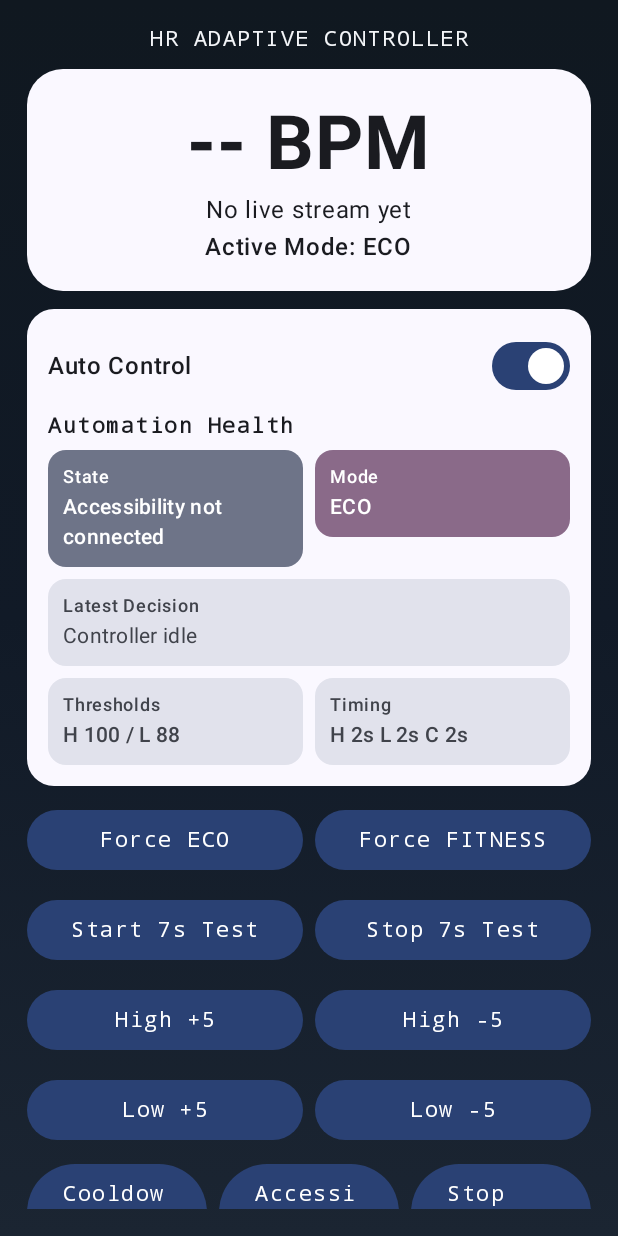
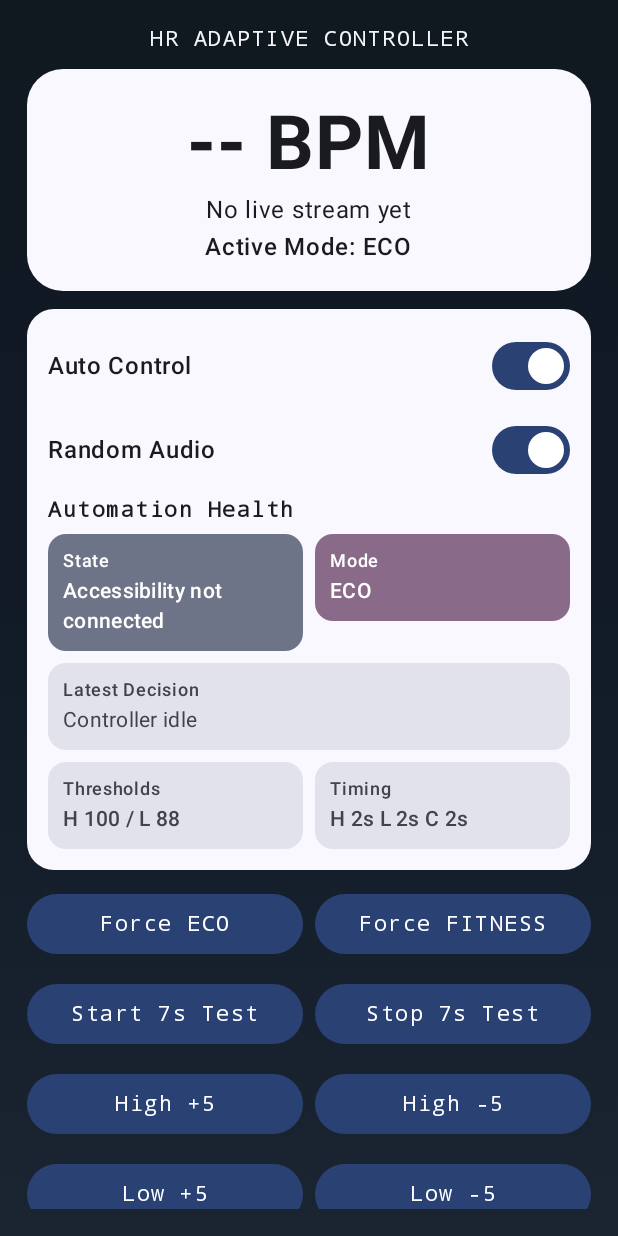
Before and after one commit to SmartExoskeleton/wear-hr-accessibility-controller-androidversion, an Android app built with Jetpack Compose: the screen it shows after launch (MainActivity), on a phone screen of 412 x 824 dp. Run offline under Robolectric (Android 15) with nearby library versions, the light colour scheme and no system bars; libraries missing offline, so code that uses them is left out: com.google.android.gms; 1 statement that could not run was skipped.

Commit message:
audio integrated

```diff
--- a/app/src/main/java/com/example/heartratemonitor/HrAutomationController.kt
+++ b/app/src/main/java/com/example/heartratemonitor/HrAutomationController.kt
@@ -6,6 +6,8 @@ import kotlinx.coroutines.CoroutineScope
 import kotlinx.coroutines.Dispatchers
 import kotlinx.coroutines.Job
 import kotlinx.coroutines.SupervisorJob
+import kotlinx.coroutines.flow.combine
+import kotlinx.coroutines.flow.distinctUntilChanged
 import kotlinx.coroutines.delay
 import kotlinx.coroutines.flow.MutableStateFlow
 import kotlinx.coroutines.flow.StateFlow
@@ -15,6 +17,7 @@ import kotlinx.coroutines.launch
 object HrAutomationController {
     private const val PREF_FILE = "hr_control"
     private const val KEY_AUTO_ENABLED = "auto_enabled"
+    private const val KEY_AUDIO_ENABLED = "audio_enabled"
     private const val KEY_HIGH_THRESHOLD = "high_threshold"
     private const val KEY_LOW_THRESHOLD = "low_threshold"
     private const val KEY_DWELL_HIGH_MS = "dwell_high_ms"
@@ -24,6 +27,7 @@ object HrAutomationController {
     private const val KEY_CONFIG_VERSION = "config_version"
     private const val SWITCH_TEST_INTERVAL_MS = 7000L
     private const val DEFAULT_AUTO_ENABLED = true
+    private const val DEFAULT_AUDIO_ENABLED = true
     private const val DEFAULT_HIGH_THRESHOLD = 100
     private const val DEFAULT_LOW_THRESHOLD = 88
     private const val DEFAULT_DWELL_HIGH_MS = 2000L
@@ -37,12 +41,16 @@ object HrAutomationController {
     private var pendingManualMode: DeviceMode? = null
     private val scope = CoroutineScope(SupervisorJob() + Dispatchers.Default)
     private var switchTestJob: Job? = null
+    private var audioGateJob: Job? = null
 
     private val _currentMode = MutableStateFlow(DeviceMode.ECO)
     val currentMode: StateFlow<DeviceMode> = _currentMode
 
     private val _autoEnabled = MutableStateFlow(false)
     val autoEnabled: StateFlow<Boolean> = _autoEnabled
+
+    private val _audioEnabled = MutableStateFlow(false)
+    val audioEnabled: StateFlow<Boolean> = _audioEnabled
 
     private val _config = MutableStateFlow(ControlConfig())
     val config: StateFlow<ControlConfig> = _config
@@ -60,6 +68,7 @@ object HrAutomationController {
         maybeMigrateDefaults(prefs)
 
         _autoEnabled.value = prefs.getBoolean(KEY_AUTO_ENABLED, DEFAULT_AUTO_ENABLED)
+        _audioEnabled.value = prefs.getBoolean(KEY_AUDIO_ENABLED, DEFAULT_AUDIO_ENABLED)
         _config.value = ControlConfig(
             highThreshold = prefs.getInt(KEY_HIGH_THRESHOLD, DEFAULT_HIGH_THRESHOLD),
             lowThreshold = prefs.getInt(KEY_LOW_THRESHOLD, DEFAULT_LOW_THRESHOLD),
@@ -71,6 +80,8 @@ object HrAutomationController {
 
         engine = ControlEngine(initialMode = _currentMode.value, config = _config.value)
         ResearchLogger.init(context.applicationContext)
+        RandomAudioController.init(context.applicationContext)
+        startAudioGateMonitor()
         ResearchLogger.logEvent(
             event = "controller_init",
             details = "auto=${_autoEnabled.value}",
@@ -92,6 +103,21 @@ object HrAutomationController {
         _lastDecision.value = if (enabled) "Auto mode enabled" else "Auto mode paused"
         ResearchLogger.logEvent(
             event = "auto_toggle",
+            details = "enabled=$enabled",
+            fromMode = _currentMode.value,
+            toMode = _currentMode.value
+        )
+    }
+
+    fun setAudioEnabled(enabled: Boolean) {
+        val context = appContext ?: return
+        _audioEnabled.value = enabled
+        context.getSharedPreferences(PREF_FILE, Context.MODE_PRIVATE)
+            .edit()
+            .putBoolean(KEY_AUDIO_ENABLED, enabled)
+            .apply()
+        ResearchLogger.logEvent(
+            event = "audio_toggle",
             details = "enabled=$enabled",
             fromMode = _currentMode.value,
             toMode = _currentMode.value
@@ -377,4 +403,30 @@ object HrAutomationController {
             .putInt(KEY_CONFIG_VERSION, CONFIG_VERSION)
             .apply()
     }
+
+    private fun startAudioGateMonitor() {
+        if (audioGateJob != null) return
+        audioGateJob = scope.launch {
+            combine(
+                _autoEnabled,
+                _audioEnabled,
+                _switchTestEnabled,
+                ModeAccessibilityService.serviceBound,
+                ModeAccessibilityService.foregroundPackage,
+            ) { autoEnabled, audioEnabled, switchTestEnabled, serviceBound, foregroundPackage ->
+                autoEnabled &&
+                    audioEnabled &&
+                    !switchTestEnabled &&
+                    serviceBound &&
+                    ModeAccessibilityService.matchesExpectedPackage(
+                        foregroundPackage,
+                        ModeAccessibilityService.defaultTargetPackage
+                    )
+            }
+                .distinctUntilChanged()
+                .collect { isActive ->
+                    RandomAudioController.setAutomationActive(isActive)
+                }
+        }
+    }
 }
--- a/app/src/main/java/com/example/heartratemonitor/MainActivity.kt
+++ b/app/src/main/java/com/example/heartratemonitor/MainActivity.kt
@@ -61,6 +61,7 @@ class MainActivity : ComponentActivity(), MessageClient.OnMessageReceivedListene
                 val hr by HrStore.hr.collectAsState()
                 val mode by HrAutomationController.currentMode.collectAsState()
                 val autoEnabled by HrAutomationController.autoEnabled.collectAsState()
+                val audioEnabled by HrAutomationController.audioEnabled.collectAsState()
                 val switchTestEnabled by HrAutomationController.switchTestEnabled.collectAsState()
                 val config by HrAutomationController.config.collectAsState()
                 val decision by HrAutomationController.lastDecision.collectAsState()
@@ -158,6 +159,23 @@ class MainActivity : ComponentActivity(), MessageClient.OnMessageReceivedListene
                                         Switch(
                                             checked = autoEnabled,
                                             onCheckedChange = { HrAutomationController.setAutoEnabled(it) }
+                                        )
+                                    }
+
+                                    Row(
+                                        modifier = Modifier.fillMaxWidth(),
+                                        horizontalArrangement = Arrangement.SpaceBetween,
+                                        verticalAlignment = Alignment.CenterVertically
+                                    ) {
+                                        Text(
+                                            text = "Random Audio",
+                                            style = MaterialTheme.typography.bodyLarge,
+                                            fontWeight = FontWeight.SemiBold,
+                                            color = MaterialTheme.colorScheme.onSurface
+                                        )
+                                        Switch(
+                                            checked = audioEnabled,
+                                            onCheckedChange = { HrAutomationController.setAudioEnabled(it) }
                                         )
                                     }
 
--- a/app/src/main/res/xml/mode_accessibility_service.xml
+++ b/app/src/main/res/xml/mode_accessibility_service.xml
@@ -2,7 +2,7 @@
 <!-- Created by ravishan_n on 2026-03-10 -->
 <accessibility-service xmlns:android="http://schemas.android.com/apk/res/android"
     android:description="@string/accessibility_service_desc"
-    android:accessibilityEventTypes="typeWindowStateChanged|typeWindowContentChanged"
+    android:accessibilityEventTypes="typeWindowStateChanged|typeWindowContentChanged|typeWindowsChanged"
     android:accessibilityFeedbackType="feedbackGeneric"
     android:notificationTimeout="80"
     android:canRetrieveWindowContent="true"
```
Also changed, not shown: app/src/main/java/com/example/heartratemonitor/ModeAccessibilityService.kt (+43 -3 lines), app/src/main/java/com/example/heartratemonitor/RandomAudioController.kt (added, +286 -0 lines), 10 other files.
